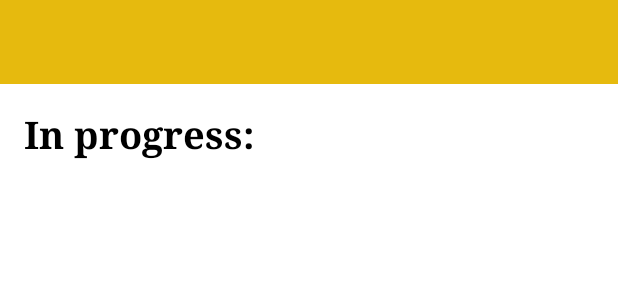
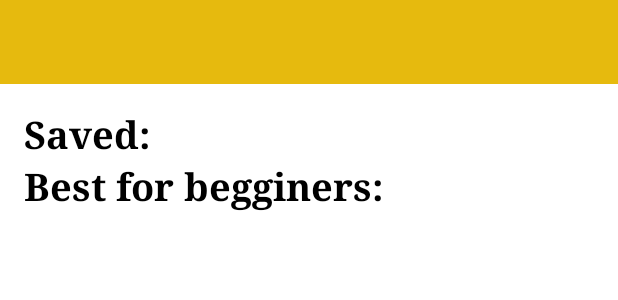
Before and after one commit to Infamiee/Brewminator, an Android app: the layout activity_home.xml on its own in the app's theme, with its tools: preview values and no code run, on a phone screen of 412 x 824 dp. Shown: the top 300 px of the screen. Run offline under Robolectric (Android 15) with nearby library versions, the light colour scheme and no system bars; Roboto replaces fonts that are not available here.

Commit message:
BREW-46 Zmiana strony domowej

```diff
--- a/app/src/main/java/pl/nzi/brewminator/model/RecipeSearch.java
+++ b/app/src/main/java/pl/nzi/brewminator/model/RecipeSearch.java
@@ -39,4 +39,6 @@ public class RecipeSearch implements Comparable<RecipeSearch> {
     public int compareTo(RecipeSearch o) {
         return this.getName().compareTo(o.getName());
     }
+
+
 }
--- a/app/src/main/res/layout/activity_home.xml
+++ b/app/src/main/res/layout/activity_home.xml
@@ -23,15 +23,55 @@
             android:layout_below="@id/toolbar"
             android:layout_marginTop="@dimen/activity_vertical_margin"
             android:layout_marginStart="@dimen/activity_horizontal_margin">
+            <RelativeLayout
+                android:layout_width="match_parent"
+                android:layout_height="wrap_content">
                 <TextView
+                    android:id="@+id/saved_textview"
                     android:layout_width="wrap_content"
                     android:layout_height="wrap_content"
-                android:text="In progress:"
+                    android:text="Saved:"
+                    android:textColor="@color/black"
                     android:textSize="25sp"
+                    android:textStyle="bold"
+                    android:fontFamily="serif"/>
+                <HorizontalScrollView
+                    android:layout_width="wrap_content"
+                    android:layout_height="wrap_content"
+                    android:layout_below="@+id/saved_textview">
+                    <LinearLayout
+                        android:id="@+id/saved_layout"
+                        android:layout_width="wrap_content"
+                        android:layout_height="wrap_content"
+                        android:orientation="horizontal">
+                    </LinearLayout>
+                </HorizontalScrollView>
+            </RelativeLayout>
+            <RelativeLayout
+                android:layout_width="match_parent"
+                android:layout_height="wrap_content">
+                <TextView
+                    android:id="@+id/best_for_begginers_textview"
+                    android:layout_width="wrap_content"
+                    android:layout_height="wrap_content"
+                    android:text="Best for begginers:"
                     android:textColor="@color/black"
+                    android:textSize="25sp"
                     android:textStyle="bold"
-                android:fontFamily="serif"
-                />
+                    android:fontFamily="serif"/>
+                <HorizontalScrollView
+                    android:layout_width="wrap_content"
+                    android:layout_height="wrap_content"
+                    android:layout_below="@+id/best_for_begginers_textview">
+                    <LinearLayout
+                        android:id="@+id/best_for_begginers_layout"
+                        android:layout_width="wrap_content"
+                        android:layout_height="wrap_content"
+                        android:orientation="horizontal">
+                    </LinearLayout>
+                </HorizontalScrollView>
+            </RelativeLayout>
+
         </LinearLayout>
 
     </RelativeLayout>
@@ -46,13 +86,6 @@
         android:layout_gravity="start"
         >
 
-        <Button
-            android:id="@+id/recbutt3"
-            android:layout_width="135dp"
-            android:layout_height="100dp"
-            android:layout_marginLeft="1dp"
-            android:backgroundTint="#EB550F"
-            android:text="Rec 3" />
     </com.google.android.material.navigation.NavigationView>
 
 </androidx.drawerlayout.widget.DrawerLayout>
```
Also changed, not shown: app/src/main/java/pl/nzi/brewminator/HomeActivity.java (+101 -14 lines), app/src/main/res/layout/recipe_card.xml (added, +45 -0 lines). Lines whose indentation alone changed are shown as unchanged.
